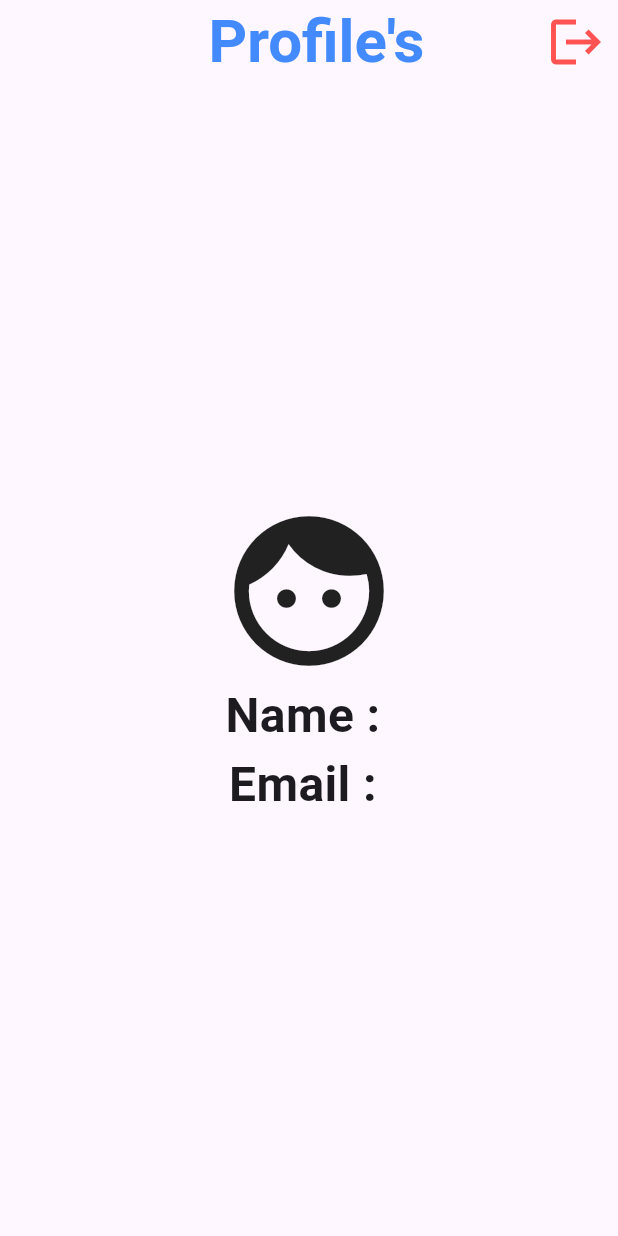
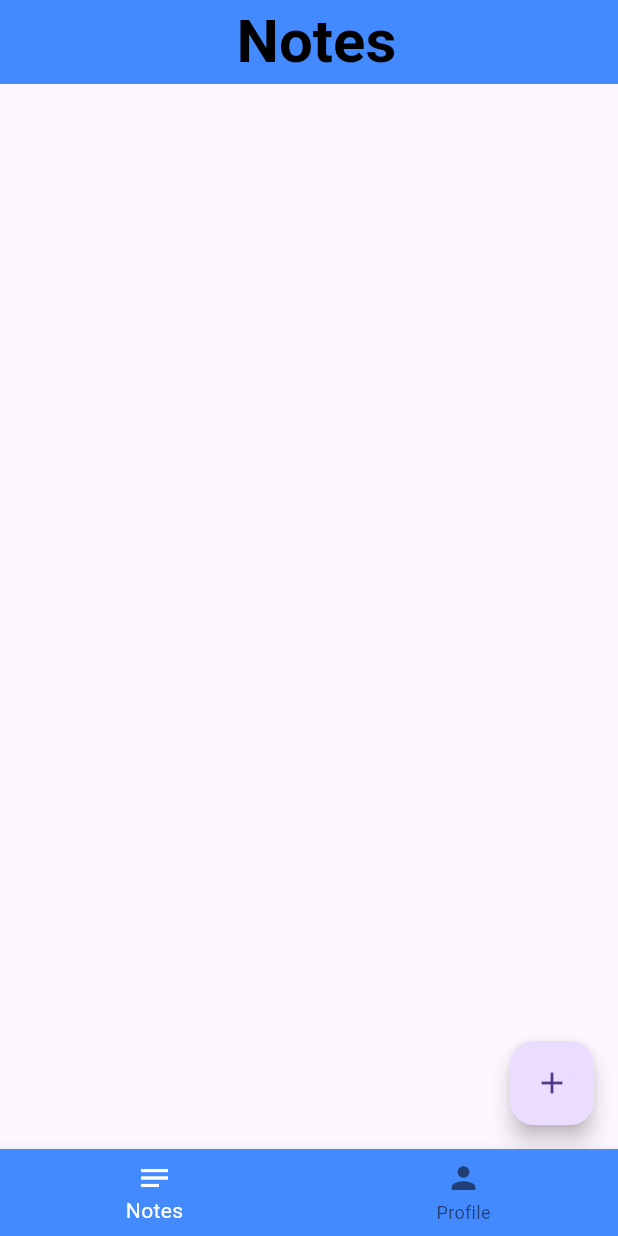
Before and after one commit to Cadip/flutter_project, a Flutter app: the screen it shows once a user with an empty profile is signed in, on a phone screen of 412 x 824 dp. Run offline on Flutter 3.47's test engine with Material 3 defaults, Android fonts, the phone set to English and light mode, and no system bars; our stand-ins replace flutter_dotenv, supabase_flutter; accounts and stored records are empty; network calls fail.

Commit message:
note_page, navbar, update error data type

```diff
--- a/lib/auth/auth_gate.dart
+++ b/lib/auth/auth_gate.dart
@@ -8,6 +8,7 @@ import 'package:flutter/material.dart';
 import '/pages/login_page.dart';
 import '/pages/profile_page.dart';
 import 'package:supabase_flutter/supabase_flutter.dart';
+import '../pages/main_navigation.dart';
 
 class AuthGate extends StatelessWidget {
   const AuthGate({super.key});
@@ -29,7 +30,7 @@ class AuthGate extends StatelessWidget {
         //check if there is a valid session currently
         final session = snapshot.hasData ? snapshot.data!.session : null;
         if (session != null) {
-          return ProfilePage();
+          return const MainNavigation();
         } else {
           return LoginPage();
         }
--- a/lib/auth/auth_service.dart
+++ b/lib/auth/auth_service.dart
@@ -3,7 +3,7 @@ import 'package:supabase_flutter/supabase_flutter.dart';
 class AuthService {
   final SupabaseClient _supabase = Supabase.instance.client;
 
-  //sign in
+  // sign in
   Future<AuthResponse> signInWithEmailPassword(
     String email,
     String password,
@@ -14,7 +14,7 @@ class AuthService {
     );
   }
 
-  //sign up
+  // sign up
   Future<AuthResponse> signUpWithEmailPassword(
     String email,
     String password,
@@ -27,22 +27,29 @@ class AuthService {
     );
   }
 
-  //sign out
+  // sign out
   Future<void> signOut() async {
     await _supabase.auth.signOut();
   }
 
-  //get user email
+  // get user email
   String? getCurrentUserEmail() {
     final session = _supabase.auth.currentSession;
     final user = session?.user;
     return user?.email;
   }
 
-  //get user name
+  // get user name
   String? getCurrentUserName() {
     final session = _supabase.auth.currentSession;
     final user = session?.user;
     return user?.userMetadata?['name'];
   }
+
+  // get user id
+  String? getCurrentUserId() {
+    final session = _supabase.auth.currentSession;
+    final user = session?.user;
+    return user?.id;
+  }
 }
--- /dev/null
+++ b/lib/notes/note.dart
@@ -0,0 +1,33 @@
+class Note {
+  int? id;
+  String userId;
+  String title;
+  String content;
+  bool isDone;
+
+  Note({
+    this.id,
+    required this.userId,
+    required this.title,
+    required this.content,
+    required this.isDone,
+  });
+  factory Note.fromMap(Map<String, dynamic> map) {
+    return Note(
+      id: map['id'] as int,
+      userId: map['user_id'] as String,
+      title: map['title'] as String,
+      content: map['content'] as String,
+      isDone: map['is_done'] as bool,
+    );
+  }
+
+  Map<String, dynamic> toMap() {
+    return {
+      'user_id': userId,
+      'title': title,
+      'content': content,
+      'is_done': isDone,
+    };
+  }
+}
--- /dev/null
+++ b/lib/pages/main_navigation.dart
@@ -0,0 +1,42 @@
+import 'package:flutter/material.dart';
+import 'note_page.dart';
+import 'profile_page.dart';
+
+class MainNavigation extends StatefulWidget {
+  const MainNavigation({super.key});
+
+  @override
+  State<MainNavigation> createState() => _MainNavigationState();
+}
+
+class _MainNavigationState extends State<MainNavigation> {
+  int _selectedIndex = 0;
+
+  final List<Widget> _pages = [
+    const NotePage(),
+    const ProfilePage(),
+  ];
+
+  void _onItemTapped(int index) {
+    setState(() {
+      _selectedIndex = index;
+    });
+  }
+
+  @override
+  Widget build(BuildContext context) {
+    return Scaffold(
+      body: _pages[_selectedIndex],
+      bottomNavigationBar: BottomNavigationBar(
+        currentIndex: _selectedIndex,
+        onTap: _onItemTapped,
+        selectedItemColor: Colors.white,
+        backgroundColor: Colors.blueAccent,
+        items: const [
+          BottomNavigationBarItem(icon: Icon(Icons.notes), label: 'Notes',),
+          BottomNavigationBarItem(icon: Icon(Icons.person), label: 'Profile'),
+        ],
+      ),
+    );
+  }
+}
--- a/lib/pages/profile_page.dart
+++ b/lib/pages/profile_page.dart
@@ -21,9 +21,10 @@ class _ProfilePageState extends State<ProfilePage> {
 
     return Scaffold(
       appBar: AppBar(
-        title: Text("${authService.getCurrentUserName().toString()} Profile's"),
+        backgroundColor: Colors.blueAccent,
+        title: Text("${authService.getCurrentUserName().toString()} Profile"),
         titleTextStyle: const TextStyle(
-          color: Colors.blueAccent,
+          color: Colors.black,
           fontSize: 40,
           fontWeight: FontWeight.bold,
         ),
```
Also changed, not shown: lib/notes/note_database.dart (added, +37 -0 lines), lib/pages/note_page.dart (added, +218 -0 lines).
